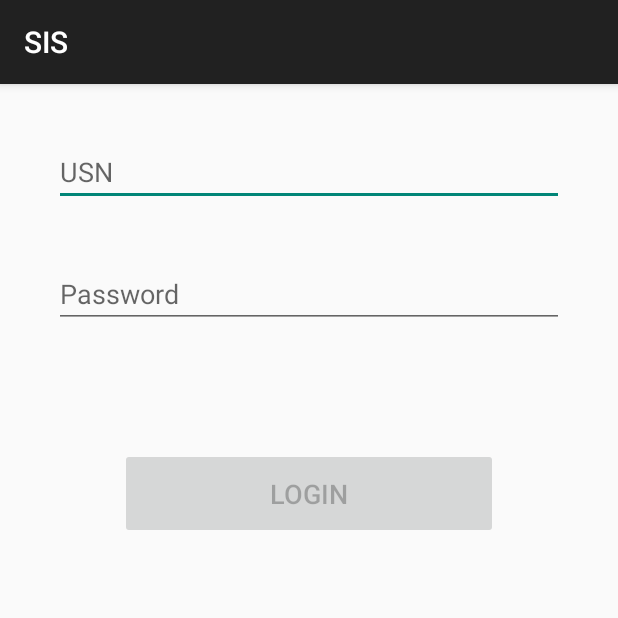
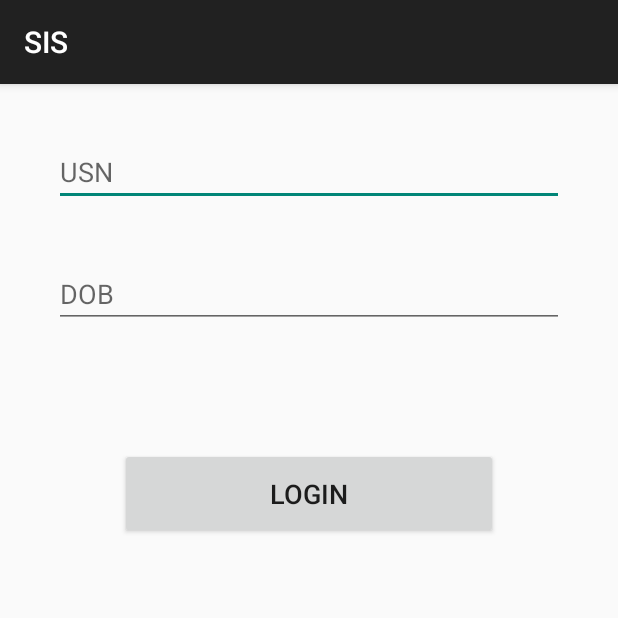
Before and after one commit to TechGeekMe/sis-android-app, an Android app: the screen it shows after launch (Login), after a tap on "LOGIN", on a phone screen of 412 x 824 dp, the top half of it. Run offline under Robolectric (Android 15) with nearby library versions, the phone set to English and light mode, and no system bars; our stand-ins replace Volley; network calls fail; 3 statements that could not run were skipped.

Commit message:
Added DatePicker and server error handling

```diff
--- a/app/src/main/java/com/techgeekme/sis/Login.java
+++ b/app/src/main/java/com/techgeekme/sis/Login.java
@@ -1,12 +1,18 @@
 package com.techgeekme.sis;
 
+import android.app.DatePickerDialog;
+import android.app.Dialog;
 import android.content.Intent;
 import android.os.Bundle;
+import android.support.v4.app.DialogFragment;
 import android.support.v7.app.AppCompatActivity;
 import android.util.Log;
 import android.view.View;
+import android.view.inputmethod.EditorInfo;
 import android.widget.Button;
+import android.widget.DatePicker;
 import android.widget.EditText;
+import android.widget.Toast;
 
 import com.android.volley.DefaultRetryPolicy;
 import com.android.volley.NetworkResponse;
@@ -23,12 +29,36 @@ import java.io.IOException;
 import java.io.ObjectInputStream;
 
 public class Login extends AppCompatActivity {
-    Button loginButton;
+    private Button mLoginButton;
+    private EditText mDobEditText;
+    private EditText mUsnEditText;
     @Override
     protected void onCreate(Bundle savedInstanceState) {
         super.onCreate(savedInstanceState);
         setContentView(R.layout.login);
-        loginButton = (Button) findViewById(R.id.login_button);
+        mLoginButton = (Button) findViewById(R.id.login_button);
+        mDobEditText = (EditText) findViewById(R.id.dob_edit_text);
+        mUsnEditText = (EditText) findViewById(R.id.usn_edit_text);
+        // Prevents keyboard from popping up momentarily
+        mDobEditText.setInputType(EditorInfo.TYPE_NULL);
+        mDobEditText.setOnFocusChangeListener(new View.OnFocusChangeListener() {
+            @Override
+            public void onFocusChange(View v, boolean hasFocus) {
+                if (hasFocus) {
+                    DialogFragment datePickerFragment = new DatePickerDialogFragment();
+                    datePickerFragment.show(getSupportFragmentManager(), "datePicker");
+                }
+                v.clearFocus();
+            }
+        });
+        mDobEditText.setOnClickListener(new View.OnClickListener() {
+
+            @Override
+            public void onClick(View v) {
+                DialogFragment datePickerFragment = new DatePickerDialogFragment();
+                datePickerFragment.show(getSupportFragmentManager(), "datePicker");
+            }
+        });
     }
     public void displaySis(Student student) {
         Intent mIntent = new Intent(this, Home.class);
@@ -36,16 +66,22 @@ public class Login extends AppCompatActivity {
         startActivity(mIntent);
     }
     public void login(View v) {
-        loginButton.setEnabled(false);
-        final EditText usernameEditText = (EditText) findViewById(R.id.usn_edit_text);
-        final EditText passwordEditText = (EditText) findViewById(R.id.password_edit_text);
+        mLoginButton.setEnabled(false);
         ErrorListener el = new ErrorListener() {
             @Override
             public void onErrorResponse(VolleyError error) {
                 Log.e("Login", error.toString());
+                if (error.networkResponse.statusCode == 504) {
+                    Toast.makeText(Login.this, "MSRIT SIS Server is down, try again later", Toast.LENGTH_SHORT).show();
+                } else if (error.networkResponse.statusCode == 500) {
+                    Toast.makeText(Login.this, "Oops! Something went wrong, try again later", Toast.LENGTH_SHORT).show();
+                } else if (error.networkResponse.statusCode == 401) {
+                    Toast.makeText(Login.this, "Wrong USN or DOB", Toast.LENGTH_SHORT).show();
+                }
+                mLoginButton.setEnabled(true);
             }
         };
-        String url = getString(R.string.server_url) + "?usn=" + usernameEditText.getText() + "&dob=" + passwordEditText.getText();
+        String url = getString(R.string.server_url) + "?usn=" + mUsnEditText.getText() + "&dob=" + mDobEditText.getText();
         Request<byte[]> req = new Request<byte[]>(Method.GET, url, el) {
 
             @Override
@@ -72,4 +108,33 @@ public class Login extends AppCompatActivity {
         requestQueue.add(req);
     }
 
+
+    public void setmDobEditText(String dob) {
+        mDobEditText.setText(dob);
+    }
+
+
+    public static class DatePickerDialogFragment extends DialogFragment
+            implements DatePickerDialog.OnDateSetListener {
+
+        @Override
+        public Dialog onCreateDialog(Bundle savedInstanceState) {
+
+            // Create a new instance of DatePickerDialog and return it
+            return new DatePickerDialog(getActivity(), this, 1995, 0, 1);
+        }
+
+        public void onDateSet(DatePicker view, int year, int month, int day) {
+            // Do something with the date chosen by the user
+            Login l = (Login) getActivity();
+            month += 1;
+            String paddedMonth = String.format("%02d", month);
+            String paddedDay = String.format("%02d", day);
+            StringBuilder dobString = new StringBuilder().append(year).append("-").append(paddedMonth).append("-").append(paddedDay);
+            l.setmDobEditText(dobString.toString());
+        }
+    }
+
+
+
 }
--- a/app/src/main/res/layout/login.xml
+++ b/app/src/main/res/layout/login.xml
@@ -6,7 +6,7 @@
     <LinearLayout
 
         android:layout_width="match_parent"
-        android:layout_height="match_parent"
+        android:layout_height="wrap_content"
         android:orientation="vertical">
 
         <EditText
@@ -15,16 +15,15 @@
             android:layout_height="wrap_content"
             android:layout_margin="36dp"
             android:hint="USN"
-            android:inputType="text" />
+            android:inputType="textCapCharacters" />
 
         <EditText
-            android:id="@+id/password_edit_text"
+            android:id="@+id/dob_edit_text"
             android:layout_width="match_parent"
             android:layout_height="wrap_content"
             android:layout_marginLeft="36dp"
             android:layout_marginRight="36dp"
-            android:hint="Password"
-            android:inputType="textPassword" />
+            android:hint="DOB" />
 
         <Button
             android:id="@+id/login_button"
```
